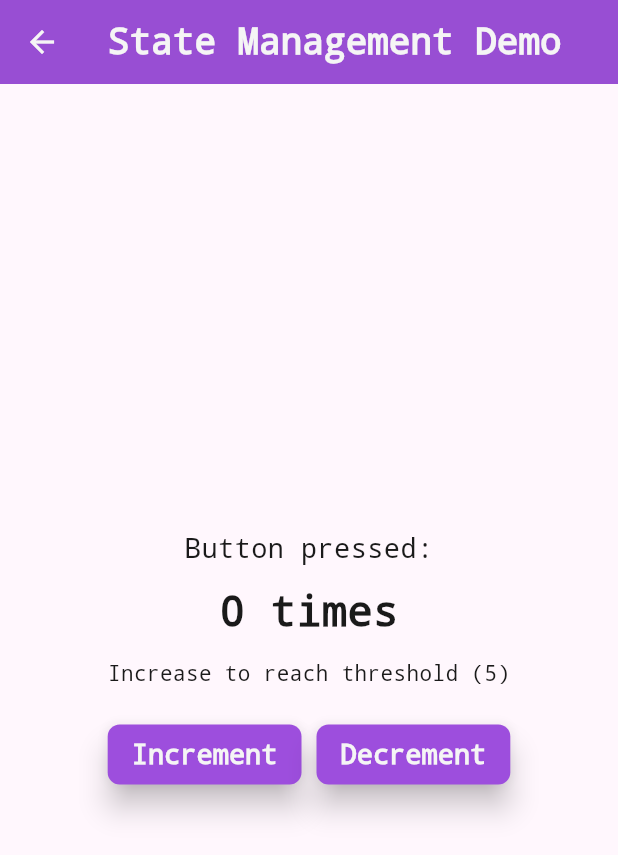
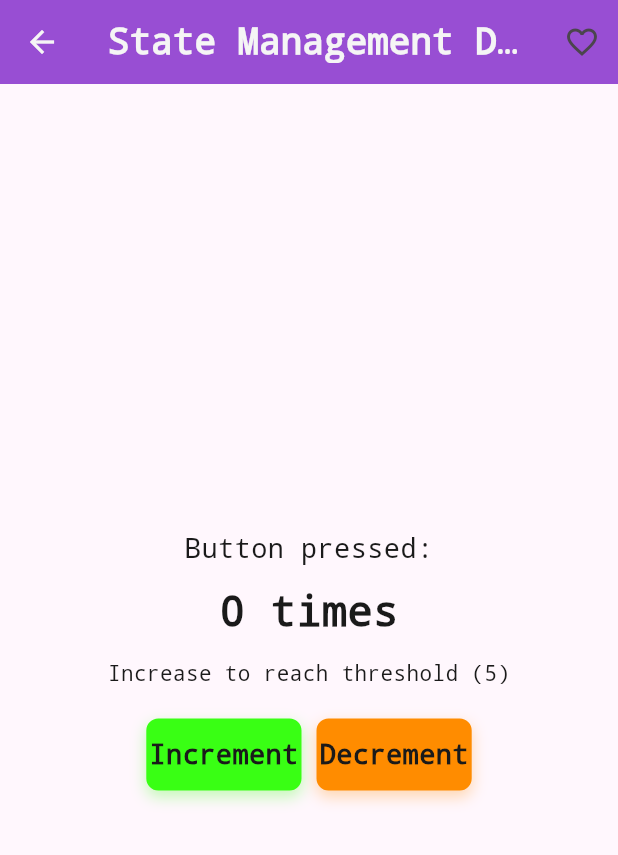
Before and after one commit to kalviumcommunity/S81_DIVINE_FLUTTERAPP_TaskPilot, a Flutter app: the StateManagementDemo screen opened by its route, on a phone screen of 412 x 824 dp. Shown: the top 855 px of the screen. Run offline on Flutter 3.47's test engine with Material 3 defaults, Android fonts, the phone set to English and light mode, and no system bars.

Commit message:
feat: created and reused custom widgets for modular UI design

```diff
--- a/flutter_app/lib/screens/state_management_demo.dart
+++ b/flutter_app/lib/screens/state_management_demo.dart
@@ -1,4 +1,8 @@
 import 'package:flutter/material.dart';
+
+import '../constants/retro_theme.dart';
+import '../widgets/taskpilot_like_button.dart';
+import '../widgets/taskpilot_primary_button.dart';
 
 class StateManagementDemo extends StatefulWidget {
   const StateManagementDemo({Key? key}) : super(key: key);
@@ -29,7 +33,12 @@ class _StateManagementDemoState extends State<StateManagementDemo> {
         _counter >= 5 ? colorScheme.secondaryContainer : colorScheme.surface;
 
     return Scaffold(
-      appBar: AppBar(title: const Text('State Management Demo')),
+      appBar: AppBar(
+        title: const Text('State Management Demo'),
+        actions: const [
+          TaskPilotLikeButton(),
+        ],
+      ),
       body: Container(
         color: backgroundColor,
         width: double.infinity,
@@ -57,14 +66,20 @@ class _StateManagementDemoState extends State<StateManagementDemo> {
               Row(
                 mainAxisAlignment: MainAxisAlignment.center,
                 children: [
-                  ElevatedButton(
+                  TaskPilotPrimaryButton(
+                    label: 'Increment',
                     onPressed: _incrementCounter,
-                    child: const Text('Increment'),
+                    backgroundColor: RetroColors.neonGreen,
+                    textColor: RetroColors.retroBlack,
+                    fullWidth: false,
                   ),
                   const SizedBox(width: 10),
-                  ElevatedButton(
+                  TaskPilotPrimaryButton(
+                    label: 'Decrement',
                     onPressed: _decrementCounter,
-                    child: const Text('Decrement'),
+                    backgroundColor: RetroColors.neonOrange,
+                    textColor: RetroColors.retroBlack,
+                    fullWidth: false,
                   ),
                 ],
               ),
--- a/flutter_app/lib/screens/user_input_form.dart
+++ b/flutter_app/lib/screens/user_input_form.dart
@@ -1,4 +1,7 @@
 import 'package:flutter/material.dart';
+
+import '../widgets/taskpilot_like_button.dart';
+import '../widgets/taskpilot_primary_button.dart';
 
 class UserInputForm extends StatefulWidget {
   const UserInputForm({Key? key}) : super(key: key);
@@ -57,7 +60,12 @@ class _UserInputFormState extends State<UserInputForm> {
   @override
   Widget build(BuildContext context) {
     return Scaffold(
-      appBar: AppBar(title: const Text('User Input Form')),
+      appBar: AppBar(
+        title: const Text('User Input Form'),
+        actions: const [
+          TaskPilotLikeButton(),
+        ],
+      ),
       body: SingleChildScrollView(
         padding: const EdgeInsets.all(16.0),
         child: Form(
@@ -87,12 +95,9 @@ class _UserInputFormState extends State<UserInputForm> {
                 onFieldSubmitted: (_) => _submit(),
               ),
               const SizedBox(height: 24),
-              ElevatedButton(
+              TaskPilotPrimaryButton(
+                label: 'Submit',
                 onPressed: _submit,
-                child: const Padding(
-                  padding: EdgeInsets.symmetric(vertical: 12.0),
-                  child: Text('Submit'),
-                ),
               ),
             ],
           ),
--- /dev/null
+++ b/flutter_app/lib/widgets/taskpilot_like_button.dart
@@ -0,0 +1,46 @@
+import 'package:flutter/material.dart';
+
+class TaskPilotLikeButton extends StatefulWidget {
+  final bool initialLiked;
+  final ValueChanged<bool>? onChanged;
+
+  const TaskPilotLikeButton({
+    Key? key,
+    this.initialLiked = false,
+    this.onChanged,
+  }) : super(key: key);
+
+  @override
+  State<TaskPilotLikeButton> createState() => _TaskPilotLikeButtonState();
+}
+
+class _TaskPilotLikeButtonState extends State<TaskPilotLikeButton> {
+  late bool _isLiked;
+
+  @override
+  void initState() {
+    super.initState();
+    _isLiked = widget.initialLiked;
+  }
+
+  void _toggle() {
+    setState(() {
+      _isLiked = !_isLiked;
+    });
+    widget.onChanged?.call(_isLiked);
+  }
+
+  @override
+  Widget build(BuildContext context) {
+    final colorScheme = Theme.of(context).colorScheme;
+
+    return IconButton(
+      tooltip: _isLiked ? 'Liked' : 'Like',
+      onPressed: _toggle,
+      icon: Icon(
+        _isLiked ? Icons.favorite : Icons.favorite_border,
+        color: _isLiked ? colorScheme.error : colorScheme.onSurfaceVariant,
+      ),
+    );
+  }
+}
--- /dev/null
+++ b/flutter_app/lib/widgets/taskpilot_primary_button.dart
@@ -0,0 +1,32 @@
+import 'package:flutter/material.dart';
+
+import '../constants/retro_theme.dart';
+import 'retro_widgets.dart';
+
+class TaskPilotPrimaryButton extends StatelessWidget {
+  final String label;
+  final VoidCallback onPressed;
+  final Color backgroundColor;
+  final Color textColor;
+  final bool fullWidth;
+
+  const TaskPilotPrimaryButton({
+    Key? key,
+    required this.label,
+    required this.onPressed,
+    this.backgroundColor = RetroColors.neonPurple,
+    this.textColor = RetroColors.retroWhite,
+    this.fullWidth = true,
+  }) : super(key: key);
+
+  @override
+  Widget build(BuildContext context) {
+    return RetroButton(
+      label: label,
+      onPressed: onPressed,
+      backgroundColor: backgroundColor,
+      textColor: textColor,
+      width: fullWidth ? double.infinity : null,
+    );
+  }
+}
```
Also changed, not shown: 1 other file.
